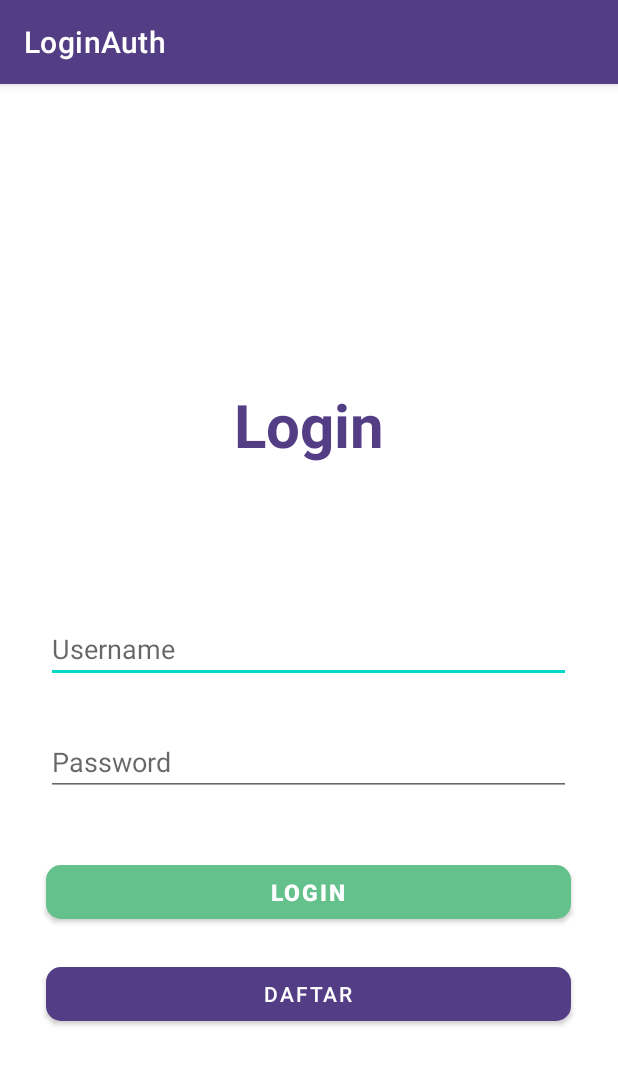
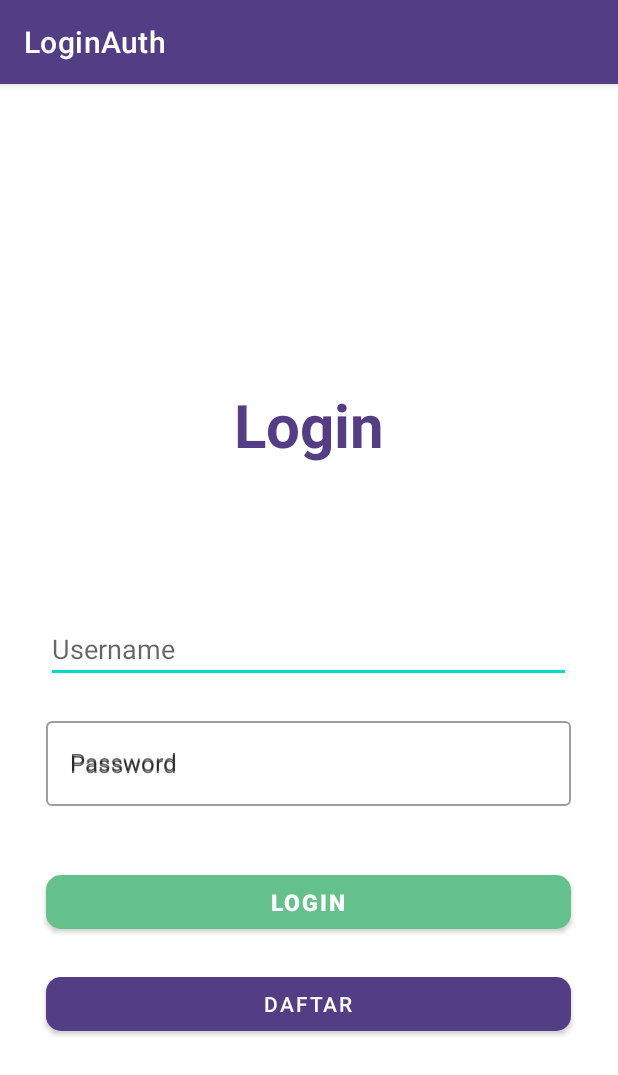
Before and after one commit to rian0502/LoginAuth, an Android app: the screen it shows after launch (LoginActivity), on a phone screen of 412 x 824 dp. Shown: the top 1075 px of the screen. Run offline under Robolectric (Android 15) with nearby library versions, the light colour scheme and no system bars; Roboto replaces fonts that are not available here.

Commit message:
add material

```diff
--- a/app/src/main/java/com/belajar/loginauth/LoginActivity.java
+++ b/app/src/main/java/com/belajar/loginauth/LoginActivity.java
@@ -21,7 +21,7 @@ public class LoginActivity extends AppCompatActivity {
         getWindow().setSoftInputMode(WindowManager.LayoutParams.SOFT_INPUT_STATE_HIDDEN);
         Objects.requireNonNull(getSupportActionBar()).setBackgroundDrawable(new ColorDrawable(getResources().getColor(R.color.appBar)));
         tfUsername = findViewById(R.id.etUsername);
-        tfPassword = findViewById(R.id.etPassword);
+        tfPassword = findViewById(R.id.inputPassword);
         Button login = findViewById(R.id.btLogin);
         login.setOnClickListener(view -> {
             if (tfUsername.getText().toString().equals("") || tfPassword.getText().toString().equals("")){
--- a/app/src/main/res/layout/activity_login.xml
+++ b/app/src/main/res/layout/activity_login.xml
@@ -32,16 +32,21 @@
             android:hint="@string/username"
             android:autofillHints=""
             android:inputType="text" />
-        <EditText
-            android:id="@+id/etPassword"
+        <com.google.android.material.textfield.TextInputLayout
+            android:id="@+id/passwordLayout"
             android:layout_width="350dp"
+            android:layout_gravity="center"
             android:layout_height="wrap_content"
-            android:inputType="textPassword"
-            android:hint="@string/password"
-            android:layout_gravity="center"
-            android:layout_marginTop="30dp"
-            android:autofillHints="">
-        </EditText>
+            style="@style/Widget.MaterialComponents.TextInputLayout.OutlinedBox"
+            android:layout_marginTop="20dp"
+            android:hint="Password">
+            <com.google.android.material.textfield.TextInputEditText
+                android:id="@+id/inputPassword"
+                android:layout_width="match_parent"
+                android:hint="Password"
+                android:inputType="textPassword"
+                android:layout_height="wrap_content"/>
+        </com.google.android.material.textfield.TextInputLayout>
 
         <com.google.android.material.button.MaterialButton
             android:id="@+id/btLogin"
```
